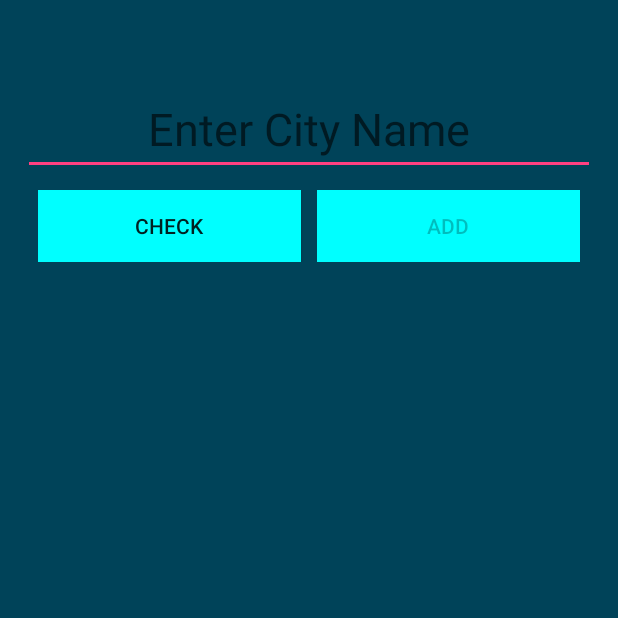
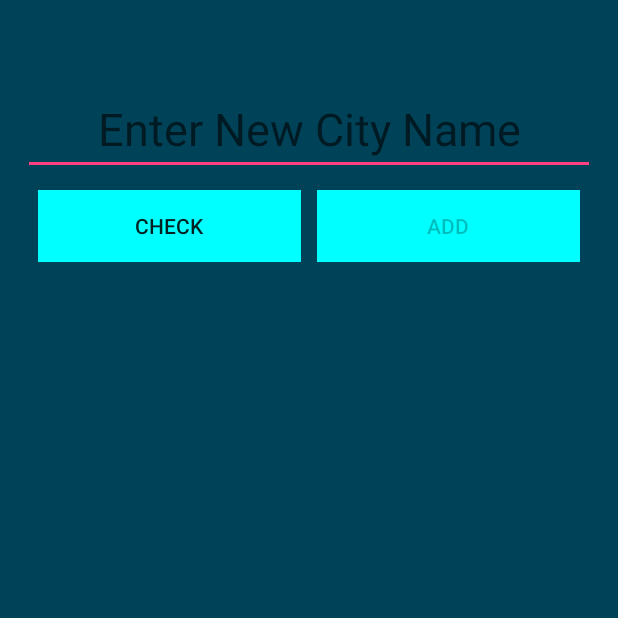
Before and after one commit to AlexanderPasha/TestWeatherApp, an Android app: the screen it shows after launch (CityActivity), on a phone screen of 412 x 824 dp, the top half of it. Run offline under Robolectric (Android 15) with nearby library versions, the phone set to English and light mode, and no system bars.

Commit message:
Тестовая версия погодного приложения1

```diff
--- a/app/src/main/res/layout/city_change_activity.xml
+++ b/app/src/main/res/layout/city_change_activity.xml
@@ -23,7 +23,7 @@
             android:layout_height="wrap_content"
             android:layout_marginTop="40dp"
             android:ems="10"
-            android:hint="Enter City Name"
+            android:hint="Enter New City Name"
             android:inputType="textPersonName"
             android:text=""
             android:textAlignment="center"
```
